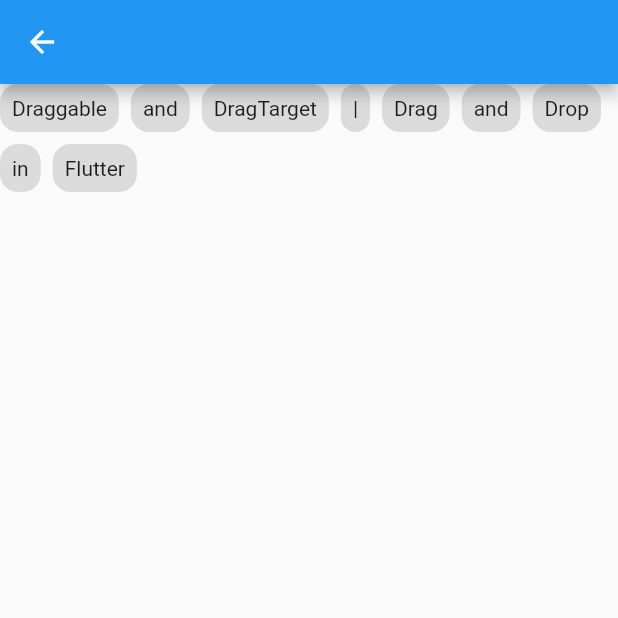
After one commit to 1712916/flutter_viblo_example, a Flutter app: the screen it shows after launch, after a tap on "Re Order Page", on a phone screen of 412 x 824 dp, the top half of it. The commit adds this screen. Run offline on Flutter 3.47's test engine with Material 2 defaults, Android fonts, the phone set to English and light mode, and no system bars; our stand-ins replace equatable, isar, rxdart; missing offline and left inert: flutter_zxing, qr_code_scanner; accounts and stored records are empty; generated files the repository leaves out were written again.

Commit message:
create reorder page

```diff
--- a/lib/main.dart
+++ b/lib/main.dart
@@ -2,6 +2,7 @@ import 'package:flutter/material.dart';
 import 'package:flutter_example/context_page/context_page.dart';
 import 'package:flutter_example/count_down_page/count_down_page.dart';
 import 'package:flutter_example/isar_page/email_page.dart';
+import 'package:flutter_example/re_order_page/reorder_page.dart';
 import 'package:flutter_example/scan_code_page/scan_code_page.dart';
 import 'package:flutter_zxing/flutter_zxing.dart';
 
@@ -76,6 +77,12 @@ class _ExampleBoardPageState extends State<ExampleBoardPage> {
             },
             child: const Text('Email Page'),
           ),
+          ElevatedButton(
+            onPressed: () async {
+              push(context, ReOrderPage());
+            },
+            child: const Text('Re Order Page'),
+          ),
         ],
       ),
     );
--- /dev/null
+++ b/lib/re_order_page/reorder_page.dart
@@ -0,0 +1,89 @@
+import 'package:flutter/material.dart';
+
+class ReOrderPage extends StatefulWidget {
+  const ReOrderPage({Key? key}) : super(key: key);
+
+  @override
+  State<ReOrderPage> createState() => _ReOrderPageState();
+}
+
+class _ReOrderPageState extends State<ReOrderPage> {
+  String text = 'Draggable and DragTarget | Drag and Drop in Flutter';
+
+  late List<String> texts = text.split(' ');
+
+  @override
+  void initState() {
+    super.initState();
+  }
+
+  @override
+  Widget build(BuildContext context) {
+    return Scaffold(
+      appBar: AppBar(),
+      body: Wrap(
+        runSpacing: 8,
+        spacing: 8,
+        children: List.generate(
+          texts.length,
+          (index) => DragTextWidget(
+            text: texts[index],
+            onAccept: (data) {
+              texts[index] = '${texts[index]} $data';
+              texts.remove(data);
+              setState(() {});
+            },
+          ),
+        ),
+      ),
+    );
+  }
+}
+
+class DragTextWidget extends StatelessWidget {
+  const DragTextWidget({Key? key, required this.text, this.onAccept}) : super(key: key);
+  final String text;
+  final ValueChanged<String>? onAccept;
+
+  @override
+  Widget build(BuildContext context) {
+    return Draggable(
+      data: text,
+      feedback: Container(
+          constraints: BoxConstraints(
+            maxWidth: 300,
+          ),
+          child: TextChip(
+            text: text,
+            color: Colors.cyanAccent.withOpacity(0.1),
+          )),
+      child: DragTarget(
+        onAccept: (String data) {
+          if (data == text) {
+            return;
+          }
+          onAccept?.call(data);
+        },
+        builder: (_, __, ___) => TextChip(text: text),
+      ),
+    );
+  }
+}
+
+class TextChip extends StatelessWidget {
+  const TextChip({Key? key, required this.text, this.color}) : super(key: key);
+  final String text;
+  final Color? color;
+
+  @override
+  Widget build(BuildContext context) {
+    return Material(
+      color: color ?? Colors.grey.shade400.withOpacity(0.5),
+      borderRadius: BorderRadius.circular(12),
+      child: Padding(
+        padding: const EdgeInsets.all(8),
+        child: Text(text),
+      ),
+    );
+  }
+}
```
